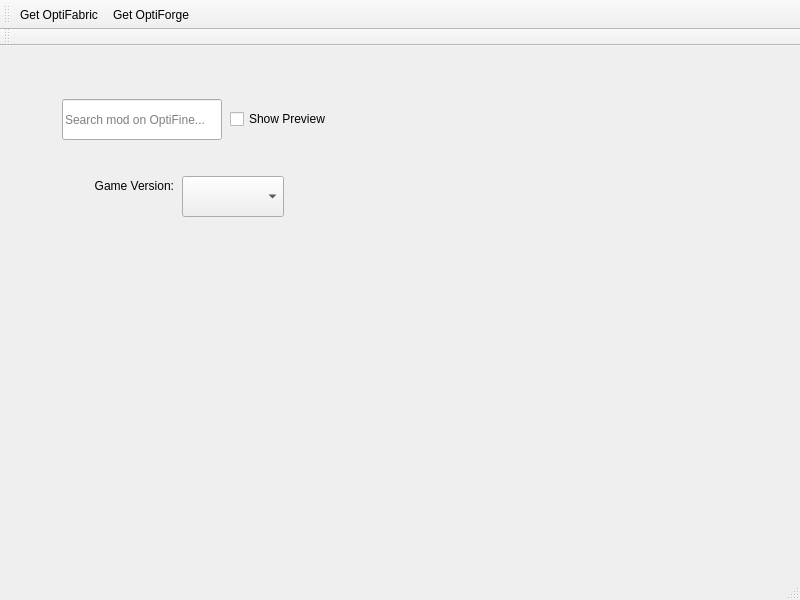
kaniol-lck/modmanager, file src/ui/optifine/optifinemodbrowser.ui: the form before one commit.
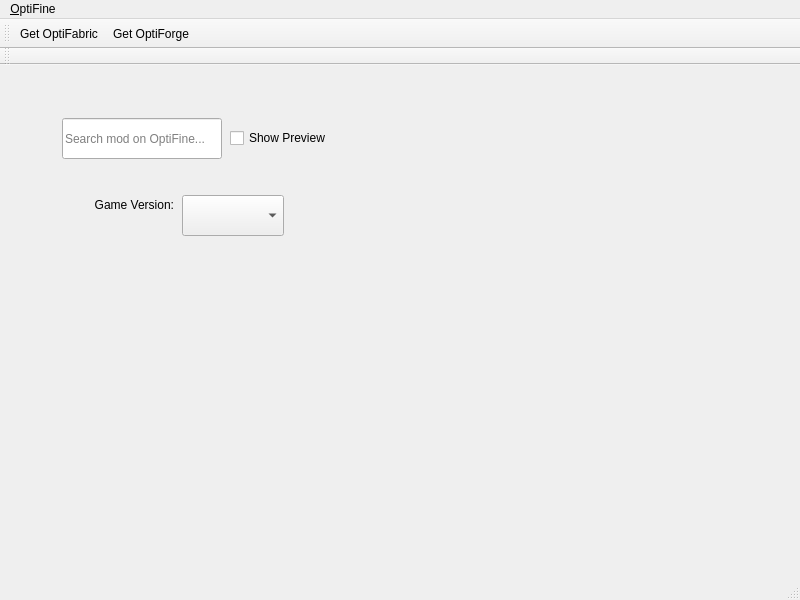
The form after the commit. Icons and pictures are not drawn. Custom widgets are drawn as their Qt base class.

Commit message: merge menu bar

```diff
--- a/src/ui/optifine/optifinemodbrowser.ui
+++ b/src/ui/optifine/optifinemodbrowser.ui
@@ -91,9 +91,15 @@
      <x>0</x>
      <y>0</y>
      <width>800</width>
-     <height>31</height>
+     <height>27</height>
     </rect>
    </property>
+   <widget class="QMenu" name="menuOptiFine">
+    <property name="title">
+     <string>&amp;OptiFine</string>
+    </property>
+   </widget>
+   <addaction name="menuOptiFine"/>
   </widget>
   <widget class="QStatusBar" name="statusbar"/>
   <widget class="MenuToolBar" name="toolBar">
```
The commit also changes 14 other files.
